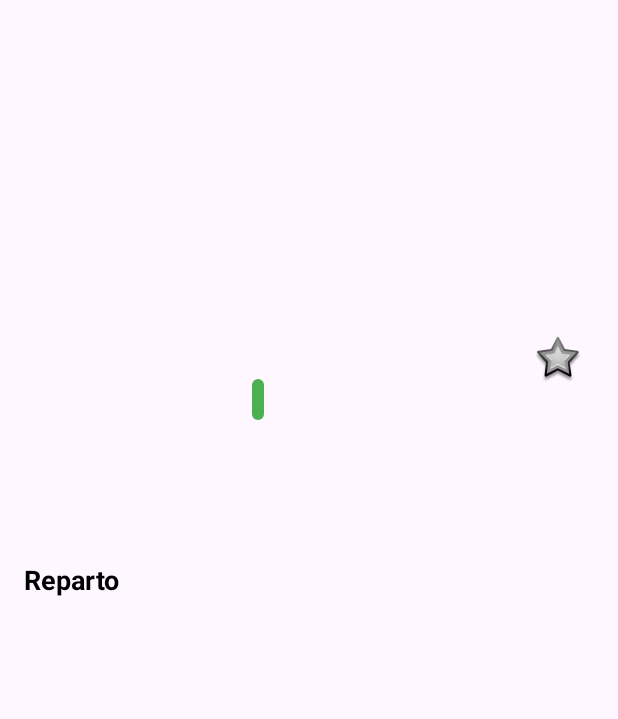
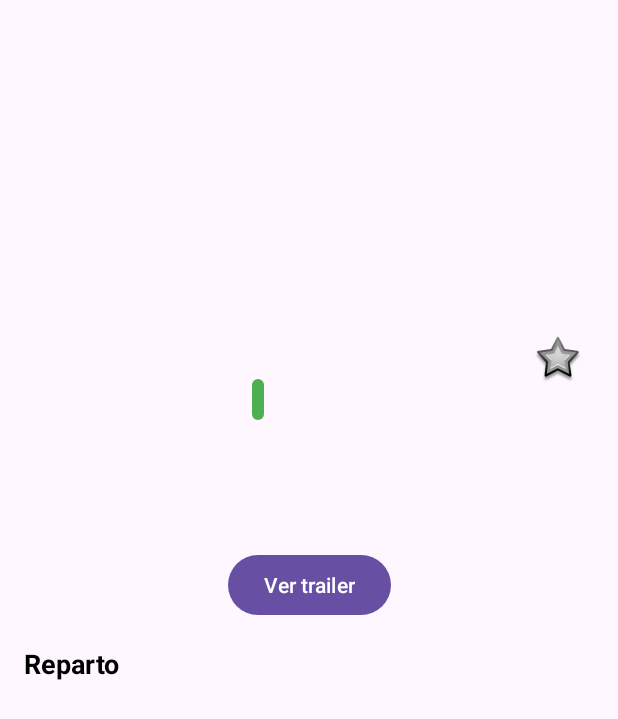
Before and after one commit to ch0rtas/pixion-android, an Android app: the MovieDetailActivity screen opened directly, with no data from a screen before it, on a phone screen of 412 x 824 dp. Shown: the top 719 px of the screen. Run offline under Robolectric (Android 15) with nearby library versions, the phone set to English and light mode, and no system bars; our stand-ins replace Firebase (no records; nobody signed in at launch, a user with empty details on screens opened directly); pictures from the network do not load; 6 statements that could not run were skipped.

Commit message:
Agregar funcionalidad para cargar y reproducir trailers en MovieDetailActivity. Se incluye un nuevo botón para ver el trailer y se implementa la lógica para obtener el trailer oficial desde la API de TMDb.

```diff
--- a/app/src/main/java/com/chortas/pixion/ui/detail/MovieDetailActivity.kt
+++ b/app/src/main/java/com/chortas/pixion/ui/detail/MovieDetailActivity.kt
@@ -1,6 +1,7 @@
 package com.chortas.pixion.ui.detail
 
 import android.content.Intent
+import android.net.Uri
 import android.os.Bundle
 import android.util.Log
 import android.view.View
@@ -13,6 +14,7 @@ import com.bumptech.glide.load.resource.drawable.DrawableTransitionOptions
 import com.chortas.pixion.R
 import com.chortas.pixion.data.api.TMDbApi
 import com.chortas.pixion.data.model.MovieDetail
+import com.chortas.pixion.data.model.Video
 import com.chortas.pixion.data.repository.FavoritesRepository
 import com.chortas.pixion.databinding.ActivityMovieDetailBinding
 import com.chortas.pixion.ui.detail.adapters.CastAdapter
@@ -31,6 +33,7 @@ class MovieDetailActivity : AppCompatActivity() {
     private lateinit var favoritesRepository: FavoritesRepository
     private var movieId: Int = 0
     private var isFavorite: Boolean = false
+    private var trailerKey: String? = null
 
     override fun onCreate(savedInstanceState: Bundle?) {
         super.onCreate(savedInstanceState)
@@ -45,6 +48,7 @@ class MovieDetailActivity : AppCompatActivity() {
         setupClickListeners()
         checkFavoriteStatus()
         loadMovieDetails()
+        loadMovieVideos()
     }
 
     private fun setupClickListeners() {
@@ -64,6 +68,15 @@ class MovieDetailActivity : AppCompatActivity() {
                 } catch (e: Exception) {
                     Toast.makeText(this@MovieDetailActivity, getString(R.string.error_generic, e.message), Toast.LENGTH_SHORT).show()
                 }
+            }
+        }
+
+        binding.btnTrailer.setOnClickListener {
+            trailerKey?.let { key ->
+                val intent = Intent(Intent.ACTION_VIEW, Uri.parse("https://www.youtube.com/watch?v=$key"))
+                startActivity(intent)
+            } ?: run {
+                Toast.makeText(this, getString(R.string.no_trailer_available), Toast.LENGTH_SHORT).show()
             }
         }
     }
@@ -115,6 +128,34 @@ class MovieDetailActivity : AppCompatActivity() {
                 Toast.makeText(this@MovieDetailActivity, getString(R.string.connection_error_with_message, e.message),
                     Toast.LENGTH_SHORT).show()
                 Log.e("MovieDetailActivity", "Error loading movie details", e)
+            }
+        }
+    }
+
+    private fun loadMovieVideos() {
+        val retrofit = Retrofit.Builder()
+            .baseUrl("https://api.themoviedb.org/3/")
+            .addConverterFactory(GsonConverterFactory.create())
+            .build()
+
+        val api = retrofit.create(TMDbApi::class.java)
+
+        lifecycleScope.launch {
+            try {
+                val response = withContext(Dispatchers.IO) {
+                    api.getMovieVideos(movieId)
+                }
+
+                if (response.isSuccessful) {
+                    response.body()?.results?.let { videos ->
+                        // Buscar el primer trailer oficial
+                        trailerKey = videos.find { video ->
+                            video.type == "Trailer" && video.site == "YouTube" && video.isOfficial
+                        }?.key
+                    }
+                }
+            } catch (e: Exception) {
+                // No mostramos error al usuario ya que el trailer es opcional
             }
         }
     }
--- a/app/src/main/res/layout/activity_movie_detail.xml
+++ b/app/src/main/res/layout/activity_movie_detail.xml
@@ -94,6 +94,18 @@
                 android:textSize="16sp"
                 app:layout_constraintTop_toBottomOf="@+id/ivPoster" />
 
+            <Button
+                android:id="@+id/btnTrailer"
+                android:layout_width="wrap_content"
+                android:layout_height="wrap_content"
+                android:layout_marginTop="8dp"
+                android:text="@string/watch_trailer"
+                android:drawableStart="@android:drawable/ic_media_play"
+                android:drawablePadding="8dp"
+                app:layout_constraintStart_toStartOf="parent"
+                app:layout_constraintEnd_toEndOf="parent"
+                app:layout_constraintTop_toBottomOf="@+id/tvOverview" />
+
             <TextView
                 android:id="@+id/tvCastTitle"
                 android:layout_width="wrap_content"
@@ -105,7 +117,7 @@
                 android:textSize="18sp"
                 android:textStyle="bold"
                 app:layout_constraintStart_toStartOf="parent"
-                app:layout_constraintTop_toBottomOf="@+id/tvOverview" />
+                app:layout_constraintTop_toBottomOf="@+id/btnTrailer" />
 
             <androidx.recyclerview.widget.RecyclerView
                 android:id="@+id/rvCast"
```
